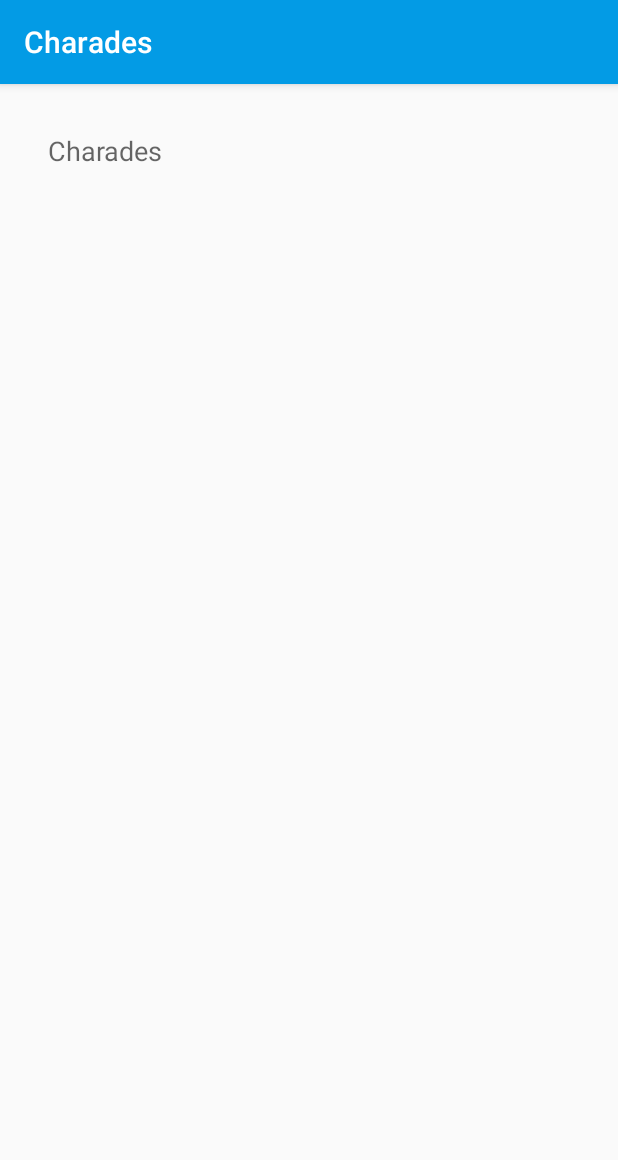
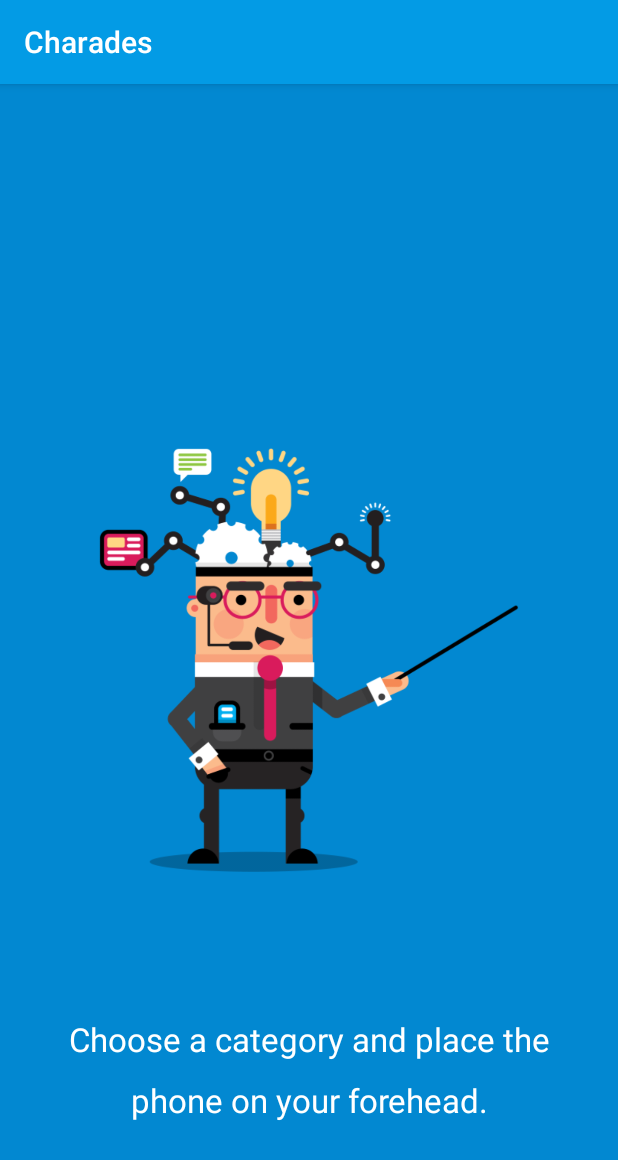
Before and after one commit to RKikuchi/charades, an Android app: the HowToPlayActivity screen opened directly, with no data from a screen before it, on a phone screen of 412 x 824 dp. Shown: the top 1160 px of the screen. Run offline under Robolectric (Android 15) with nearby library versions, the phone set to English and light mode, and no system bars.

Commit message:
Improve How to Play layout

```diff
--- a/app/src/main/res/layout/activity_how_to_play.xml
+++ b/app/src/main/res/layout/activity_how_to_play.xml
@@ -3,11 +3,8 @@
     xmlns:tools="http://schemas.android.com/tools"
     android:layout_width="match_parent"
     android:layout_height="match_parent"
-    android:paddingBottom="@dimen/activity_vertical_margin"
-    android:paddingLeft="@dimen/activity_horizontal_margin"
-    android:paddingRight="@dimen/activity_horizontal_margin"
-    android:paddingTop="@dimen/activity_vertical_margin"
-    tools:context="com.pongo.charades.activities.HowToPlayActivity">
+    tools:context="com.pongo.charades.activities.HowToPlayActivity"
+    android:background="@color/colorPrimaryDark">
 
     <android.support.v4.view.ViewPager
         android:id="@+id/pager"
--- a/app/src/main/res/layout/fragment_how_to_play_slide.xml
+++ b/app/src/main/res/layout/fragment_how_to_play_slide.xml
@@ -3,12 +3,32 @@
     android:id="@+id/content"
     android:layout_width="match_parent"
     android:layout_height="match_parent"
+    android:fillViewport="true"
     tools:context="com.pongo.charades.activities.HowToPlaySlideFragment">
 
-    <TextView style="?android:textAppearanceMedium"
-        android:padding="16dp"
-        android:lineSpacingMultiplier="1.2"
+    <RelativeLayout
         android:layout_width="match_parent"
-        android:layout_height="wrap_content"
-        android:text="@string/app_name" />
+        android:layout_height="wrap_content">
+
+        <ImageView
+            android:layout_width="wrap_content"
+            android:layout_height="300dp"
+            android:layout_centerInParent="true"
+            android:adjustViewBounds="true"
+            android:src="@drawable/placeholder_instruction_image"
+            />
+
+        <TextView style="?android:textAppearanceLarge"
+            android:padding="16dp"
+            android:layout_marginBottom="60dp"
+            android:lineSpacingMultiplier="1.5"
+            android:layout_width="match_parent"
+            android:layout_height="wrap_content"
+            android:layout_alignParentBottom="true"
+            android:gravity="center"
+            android:text="@string/how_to_play_1"
+            android:textColor="@color/colorWhite"
+            />
+
+    </RelativeLayout>
 </ScrollView>
--- a/app/src/main/res/values/strings.xml
+++ b/app/src/main/res/values/strings.xml
@@ -20,6 +20,10 @@
     <string name="item_name">Item Name</string>
     <string name="select_picture">Select Picture</string>
     <string name="how_to_play">How to Play</string>
+
+    <string name="how_to_play_1">Choose a category and place the phone on your forehead.</string>
+    <string name="how_to_play_2">Guess what\'s written based on what your friends are doing.</string>
+    <string name="how_to_play_3">Tilt up if you get it right, tilt down to skip.</string>
 
     <string name="syncing_online_categories">Syncing online categories...</string>
     <string name="online_categories_not_available">Online categories not available.</string>
```
Also changed, not shown: app/src/main/res/drawable/placeholder_instruction_image.png (added).
